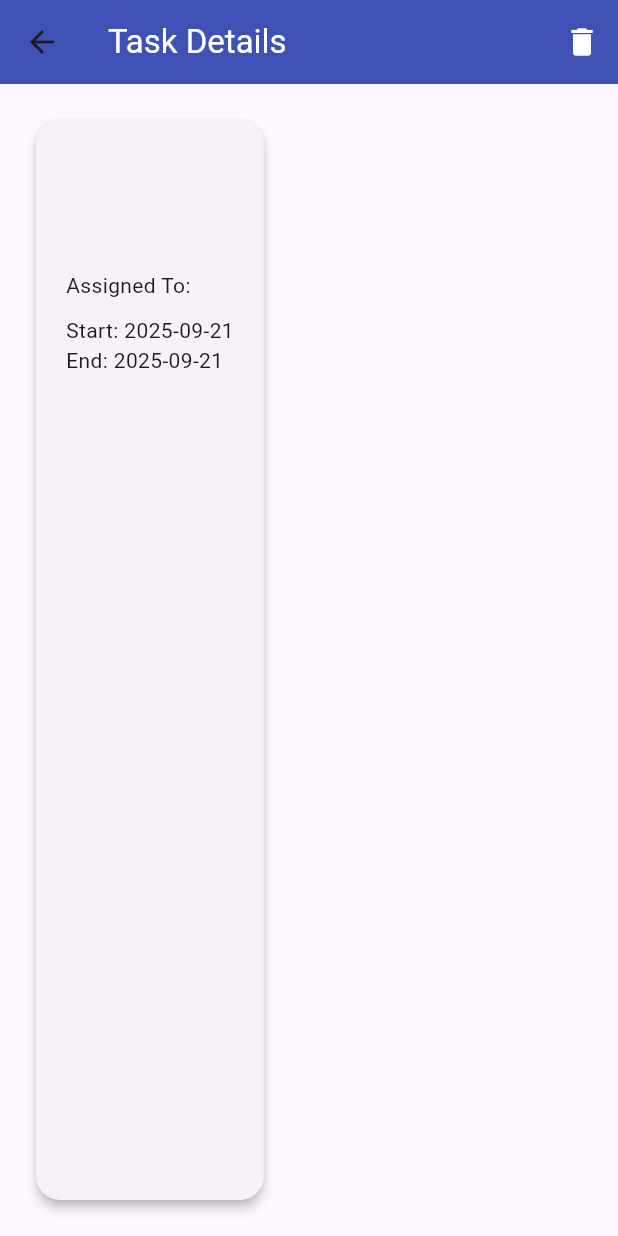
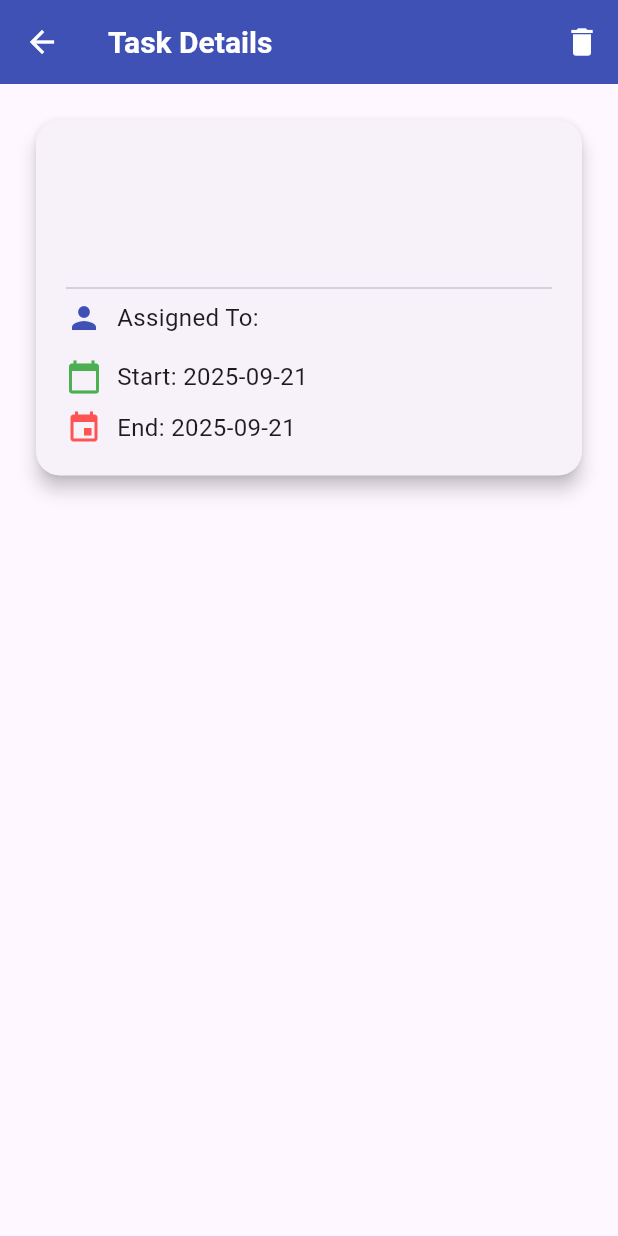
Before and after one commit to Devikasudhakaran/Task_Management_App, a Flutter app: the TaskDetailScreen screen opened directly with empty values, on a phone screen of 412 x 824 dp. Run offline on Flutter 3.47's test engine with Material 3 defaults, Android fonts, the phone set to English and light mode, and no system bars; our stand-ins replace cloud_firestore, equatable, firebase_auth, firebase_core, firebase_messaging, flutter_bloc; accounts and stored records are empty.

Commit message:
UI updates

```diff
--- a/lib/blocs/tasks_bloc/tasks_state.dart
+++ b/lib/blocs/tasks_bloc/tasks_state.dart
@@ -13,5 +13,6 @@ class TasksLoaded extends TasksState {
 }
 class TasksError extends TasksState {
   final String message;
-  TasksError({required this.message});
+  final String stackTrace;
+  TasksError({required this.message,required this. stackTrace});
 }
--- a/lib/screens/task_detail_screen.dart
+++ b/lib/screens/task_detail_screen.dart
@@ -1,4 +1,3 @@
-
 import 'package:cloud_firestore/cloud_firestore.dart';
 import 'package:flutter/material.dart';
 
@@ -15,11 +14,32 @@ class TaskDetailScreen extends StatelessWidget {
   }) : super(key: key);
 
   Future<void> _deleteTask(BuildContext context) async {
+    final confirm = await showDialog<bool>(
+      context: context,
+      builder: (ctx) => AlertDialog(
+        title: const Text("Delete Task"),
+        content: const Text("Are you sure you want to delete this task?"),
+        actions: [
+          TextButton(
+            onPressed: () => Navigator.pop(ctx, false),
+            child: const Text("Cancel"),
+          ),
+          ElevatedButton(
+            style: ElevatedButton.styleFrom(backgroundColor: Colors.red),
+            onPressed: () => Navigator.pop(ctx, true),
+            child: const Text("Delete"),
+          ),
+        ],
+      ),
+    );
+
+    if (confirm == true) {
       await FirebaseFirestore.instance.collection('tasks').doc(taskId).delete();
       Navigator.pop(context);
       ScaffoldMessenger.of(context).showSnackBar(
         const SnackBar(content: Text("Task deleted successfully")),
       );
+    }
   }
 
   @override
@@ -29,8 +49,7 @@ class TaskDetailScreen extends StatelessWidget {
 
     return Scaffold(
       appBar: AppBar(
-        title: const Text("Task Details", style: TextStyle(color: Colors.white)),
-        backgroundColor: Colors.indigo,
+        title: const Text("Task Details"),
         actions: [
           IconButton(
             icon: const Icon(Icons.delete, color: Colors.white),
@@ -40,26 +59,75 @@ class TaskDetailScreen extends StatelessWidget {
       ),
       body: Padding(
         padding: const EdgeInsets.all(20),
+        child: SingleChildScrollView(
           child: Card(
-          shape:
-          RoundedRectangleBorder(borderRadius: BorderRadius.circular(16)),
-          elevation: 3,
+            shape: RoundedRectangleBorder(
+              borderRadius: BorderRadius.circular(16),
+            ),
+            elevation: 5,
             child: Padding(
               padding: const EdgeInsets.all(20),
               child: Column(
                 crossAxisAlignment: CrossAxisAlignment.start,
                 children: [
-                Text(taskData['title'] ?? '',
+                  Text(
+                    taskData['title'] ?? '',
                     style: const TextStyle(
-                        fontSize: 20, fontWeight: FontWeight.bold)),
+                      fontSize: 22,
+                      fontWeight: FontWeight.bold,
+                      color: Colors.indigo,
+                    ),
+                  ),
                   const SizedBox(height: 10),
-                Text(taskData['description'] ?? ''),
+
+
+                  Text(
+                    taskData['description'] ?? '',
+                    style: const TextStyle(fontSize: 16, color: Colors.black87),
+                  ),
                   const SizedBox(height: 20),
-                Text("Assigned To: $employeeName"),
+                  const Divider(),
+
+                  Row(
+                    children: [
+                      const Icon(Icons.person, color: Colors.indigo),
+                      const SizedBox(width: 10),
+                      Expanded(
+                        child: Text(
+                          "Assigned To: $employeeName",
+                          style: const TextStyle(fontSize: 16),
+                        ),
+                      ),
+                    ],
+                  ),
+                  const SizedBox(height: 15),
+
+
+                  Row(
+                    children: [
+                      const Icon(Icons.calendar_today, color: Colors.green),
+                      const SizedBox(width: 10),
+                      Text(
+                        "Start: ${start.toString().split(" ")[0]}",
+                        style: const TextStyle(fontSize: 16),
+                      ),
+                    ],
+                  ),
                   const SizedBox(height: 10),
-                Text("Start: ${start.toString().split(" ")[0]}"),
-                Text("End: ${end.toString().split(" ")[0]}"),
+
+
+                  Row(
+                    children: [
+                      const Icon(Icons.event, color: Colors.redAccent),
+                      const SizedBox(width: 10),
+                      Text(
+                        "End: ${end.toString().split(" ")[0]}",
+                        style: const TextStyle(fontSize: 16),
+                      ),
                     ],
+                  ),
+                ],
+              ),
             ),
           ),
         ),
```
Also changed, not shown: lib/blocs/tasks_bloc/tasks_bloc.dart (+19 -3 lines), lib/main.dart (+16 -2 lines), lib/models/task_model.dart (+9 -7 lines), lib/screens/admin_dashboard.dart (+34 -2 lines), lib/screens/assign_task_screen.dart (+7 -12 lines), lib/screens/employee_tasks_screen.dart (+39 -1 lines), lib/screens/login_screen.dart (+29 -42 lines), lib/screens/sign_up_screen.dart (+13 -3 lines). Lines whose indentation alone changed are shown as unchanged.
